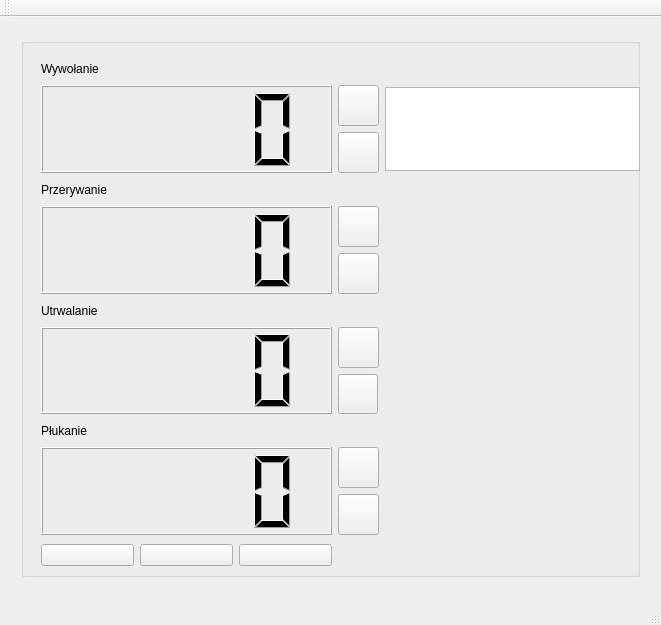
The window that WywFilm/mainwindow.ui (gorecrob/wywfilm) describes before a commit, drawn with Qt 5.
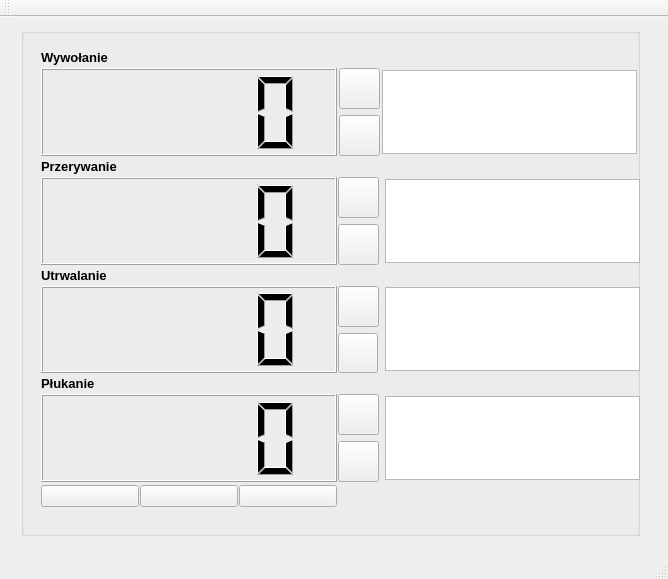
The same window after the commit. Icons and pictures are not drawn.

The edit to the form file:
```diff
--- a/WywFilm/mainwindow.ui
+++ b/WywFilm/mainwindow.ui
@@ -9,39 +9,69 @@
    <rect>
     <x>0</x>
     <y>0</y>
-    <width>661</width>
-    <height>625</height>
+    <width>668</width>
+    <height>579</height>
    </rect>
   </property>
   <property name="windowTitle">
    <string>Wywoływanie filmów - WyFilm</string>
   </property>
+  <property name="layoutDirection">
+   <enum>Qt::LeftToRight</enum>
+  </property>
   <widget class="QWidget" name="centralWidget">
    <widget class="QWidget" name="gridLayoutWidget">
     <property name="geometry">
      <rect>
       <x>10</x>
-      <y>10</y>
+      <y>0</y>
       <width>641</width>
-      <height>561</height>
+      <height>521</height>
      </rect>
     </property>
     <layout class="QGridLayout" name="gridLayout">
+     <property name="spacing">
+      <number>1</number>
+     </property>
      <item row="0" column="0">
       <widget class="QGroupBox" name="groupBox">
+       <property name="sizePolicy">
+        <sizepolicy hsizetype="Minimum" vsizetype="Minimum">
+         <horstretch>0</horstretch>
+         <verstretch>0</verstretch>
+        </sizepolicy>
+       </property>
+       <property name="minimumSize">
+        <size>
+         <width>0</width>
+         <height>508</height>
+        </size>
+       </property>
+       <property name="maximumSize">
+        <size>
+         <width>16777215</width>
+         <height>508</height>
+        </size>
+       </property>
        <property name="title">
         <string/>
        </property>
+       <property name="alignment">
+        <set>Qt::AlignJustify|Qt::AlignTop</set>
+       </property>
        <widget class="QWidget" name="gridLayoutWidget_2">
         <property name="geometry">
          <rect>
           <x>9</x>
           <y>9</y>
           <width>621</width>
-          <height>541</height>
+          <height>491</height>
          </rect>
         </property>
         <layout class="QGridLayout" name="gridLayout_2">
+         <property name="spacing">
+          <number>1</number>
+         </property>
          <item row="2" column="0">
           <widget class="QLCDNumber" name="lcdNumber_wywolanie"/>
          </item>
@@ -65,8 +95,18 @@
              <height>15</height>
             </size>
            </property>
+           <property name="frameShadow">
+            <enum>QFrame::Sunken</enum>
+           </property>
            <property name="text">
-            <string>Wywołanie</string>
+            <string>&lt;!DOCTYPE HTML PUBLIC &quot;-//W3C//DTD HTML 4.0//EN&quot; &quot;http://www.w3.org/TR/REC-html40/strict.dtd&quot;&gt;
+&lt;html&gt;&lt;head&gt;&lt;meta name=&quot;qrichtext&quot; content=&quot;1&quot; /&gt;&lt;style type=&quot;text/css&quot;&gt;
+p, li { white-space: pre-wrap; }
+&lt;/style&gt;&lt;/head&gt;&lt;body style=&quot; font-family:'MS Shell Dlg 2'; font-size:8.25pt; font-weight:400; font-style:normal;&quot;&gt;
+&lt;p style=&quot; margin-top:0px; margin-bottom:0px; margin-left:0px; margin-right:0px; -qt-block-indent:0; text-indent:0px;&quot;&gt;&lt;span style=&quot; font-size:10pt; font-weight:600;&quot;&gt;Wywołanie&lt;/span&gt;&lt;/p&gt;&lt;/body&gt;&lt;/html&gt;</string>
+           </property>
+           <property name="scaledContents">
+            <bool>false</bool>
            </property>
           </widget>
          </item>
@@ -91,7 +131,11 @@
             </size>
            </property>
            <property name="text">
-            <string>Przerywanie</string>
+            <string>&lt;!DOCTYPE HTML PUBLIC &quot;-//W3C//DTD HTML 4.0//EN&quot; &quot;http://www.w3.org/TR/REC-html40/strict.dtd&quot;&gt;
+&lt;html&gt;&lt;head&gt;&lt;meta name=&quot;qrichtext&quot; content=&quot;1&quot; /&gt;&lt;style type=&quot;text/css&quot;&gt;
+p, li { white-space: pre-wrap; }
+&lt;/style&gt;&lt;/head&gt;&lt;body style=&quot; font-family:'MS Shell Dlg 2'; font-size:8.25pt; font-weight:400; font-style:normal;&quot;&gt;
+&lt;p style=&quot; margin-top:0px; margin-bottom:0px; margin-left:0px; margin-right:0px; -qt-block-indent:0; text-indent:0px;&quot;&gt;&lt;span style=&quot; font-size:10pt; font-weight:600;&quot;&gt;Przerywanie&lt;/span&gt;&lt;/p&gt;&lt;/body&gt;&lt;/html&gt;</string>
            </property>
           </widget>
          </item>
@@ -119,7 +163,11 @@
             </size>
            </property>
            <property name="text">
-            <string>Utrwalanie</string>
+            <string>&lt;!DOCTYPE HTML PUBLIC &quot;-//W3C//DTD HTML 4.0//EN&quot; &quot;http://www.w3.org/TR/REC-html40/strict.dtd&quot;&gt;
+&lt;html&gt;&lt;head&gt;&lt;meta name=&quot;qrichtext&quot; content=&quot;1&quot; /&gt;&lt;style type=&quot;text/css&quot;&gt;
+p, li { white-space: pre-wrap; }
+&lt;/style&gt;&lt;/head&gt;&lt;body style=&quot; font-family:'MS Shell Dlg 2'; font-size:8.25pt; font-weight:400; font-style:normal;&quot;&gt;
+&lt;p style=&quot; margin-top:0px; margin-bottom:0px; margin-left:0px; margin-right:0px; -qt-block-indent:0; text-indent:0px;&quot;&gt;&lt;span style=&quot; font-size:10pt; font-weight:600;&quot;&gt;Utrwalanie&lt;/span&gt;&lt;/p&gt;&lt;/body&gt;&lt;/html&gt;</string>
            </property>
           </widget>
          </item>
@@ -147,201 +195,22 @@
             </size>
            </property>
            <property name="text">
-            <string>Płukanie</string>
+            <string>&lt;!DOCTYPE HTML PUBLIC &quot;-//W3C//DTD HTML 4.0//EN&quot; &quot;http://www.w3.org/TR/REC-html40/strict.dtd&quot;&gt;
+&lt;html&gt;&lt;head&gt;&lt;meta name=&quot;qrichtext&quot; content=&quot;1&quot; /&gt;&lt;style type=&quot;text/css&quot;&gt;
+p, li { white-space: pre-wrap; }
+&lt;/style&gt;&lt;/head&gt;&lt;body style=&quot; font-family:'MS Shell Dlg 2'; font-size:8.25pt; font-weight:400; font-style:normal;&quot;&gt;
+&lt;p style=&quot; margin-top:0px; margin-bottom:0px; margin-left:0px; margin-right:0px; -qt-block-indent:0; text-indent:0px;&quot;&gt;&lt;span style=&quot; font-size:10pt; font-weight:600;&quot;&gt;Płukanie&lt;/span&gt;&lt;/p&gt;&lt;/body&gt;&lt;/html&gt;</string>
            </property>
           </widget>
          </item>
          <item row="8" column="0">
           <widget class="QLCDNumber" name="lcdNumber_plukanie"/>
          </item>
-         <item row="4" column="1">
-          <layout class="QVBoxLayout" name="verticalLayout_2">
-           <item>
-            <widget class="QPushButton" name="pushButtonPrzerUp">
-             <property name="minimumSize">
-              <size>
-               <width>41</width>
-               <height>41</height>
-              </size>
-             </property>
-             <property name="maximumSize">
-              <size>
-               <width>41</width>
-               <height>41</height>
-              </size>
-             </property>
-             <property name="text">
-              <string/>
-             </property>
-             <property name="icon">
-              <iconset>
-               <normaloff>../images/upArrow.png</normaloff>../images/upArrow.png</iconset>
-             </property>
-             <property name="iconSize">
-              <size>
-               <width>35</width>
-               <height>35</height>
-              </size>
-             </property>
-            </widget>
-           </item>
-           <item>
-            <widget class="QPushButton" name="pushButtonPrzerDown">
-             <property name="minimumSize">
-              <size>
-               <width>41</width>
-               <height>41</height>
-              </size>
-             </property>
-             <property name="maximumSize">
-              <size>
-               <width>41</width>
-               <height>41</height>
-              </size>
-             </property>
-             <property name="text">
-              <string/>
-             </property>
-             <property name="icon">
-              <iconset>
-               <normaloff>../images/downArrow.png</normaloff>../images/downArrow.png</iconset>
-             </property>
-             <property name="iconSize">
-              <size>
-               <width>35</width>
-               <height>35</height>
-              </size>
-             </property>
-            </widget>
-           </item>
-          </layout>
-         </item>
-         <item row="6" column="1">
-          <layout class="QVBoxLayout" name="verticalLayout_3">
-           <item>
-            <widget class="QPushButton" name="pushButtonUtrwUp">
-             <property name="minimumSize">
-              <size>
-               <width>41</width>
-               <height>41</height>
-              </size>
-             </property>
-             <property name="maximumSize">
-              <size>
-               <width>41</width>
-               <height>41</height>
-              </size>
-             </property>
-             <property name="text">
-              <string/>
-             </property>
-             <property name="icon">
-              <iconset>
-               <normaloff>../images/upArrow.png</normaloff>../images/upArrow.png</iconset>
-             </property>
-             <property name="iconSize">
-              <size>
-               <width>35</width>
-               <height>35</height>
-              </size>
-             </property>
-            </widget>
-           </item>
-           <item>
-            <widget class="QPushButton" name="pushButtonUtrwDown">
-             <property name="minimumSize">
-              <size>
-               <width>40</width>
-               <height>40</height>
-              </size>
-             </property>
-             <property name="maximumSize">
-              <size>
-               <width>40</width>
-               <height>40</height>
-              </size>
-             </property>
-             <property name="text">
-              <string/>
-             </property>
-             <property name="icon">
-              <iconset>
-               <normaloff>../images/downArrow.png</normaloff>../images/downArrow.png</iconset>
-             </property>
-             <property name="iconSize">
-              <size>
-               <width>40</width>
-               <height>40</height>
-              </size>
-             </property>
-            </widget>
-           </item>
-          </layout>
-         </item>
-         <item row="8" column="1">
-          <layout class="QVBoxLayout" name="verticalLayout_4">
-           <item>
-            <widget class="QPushButton" name="pushButtonPlukUp">
-             <property name="minimumSize">
-              <size>
-               <width>41</width>
-               <height>41</height>
-              </size>
-             </property>
-             <property name="maximumSize">
-              <size>
-               <width>41</width>
-               <height>41</height>
-              </size>
-             </property>
-             <property name="text">
-              <string/>
-             </property>
-             <property name="icon">
-              <iconset>
-               <normaloff>../images/upArrow.png</normaloff>../images/upArrow.png</iconset>
-             </property>
-             <property name="iconSize">
-              <size>
-               <width>35</width>
-               <height>35</height>
-              </size>
-             </property>
-            </widget>
-           </item>
-           <item>
-            <widget class="QPushButton" name="pushButtonPlukDown">
-             <property name="minimumSize">
-              <size>
-               <width>41</width>
-               <height>41</height>
-              </size>
-             </property>
-             <property name="maximumSize">
-              <size>
-               <width>41</width>
-               <height>41</height>
-              </size>
-             </property>
-             <property name="text">
-              <string/>
-             </property>
-             <property name="icon">
-              <iconset>
-               <normaloff>../images/downArrow.png</normaloff>../images/downArrow.png</iconset>
-             </property>
-             <property name="iconSize">
-              <size>
-               <width>35</width>
-               <height>35</height>
-              </size>
-             </property>
-            </widget>
-           </item>
-          </layout>
-         </item>
          <item row="2" column="1">
           <layout class="QGridLayout" name="gridLayout_3">
+           <property name="spacing">
+            <number>1</number>
+           </property>
            <item row="0" column="0">
             <layout class="QVBoxLayout" name="verticalLayout">
              <item>
@@ -430,6 +299,12 @@
          </item>
          <item row="9" column="0">
           <layout class="QHBoxLayout" name="horizontalLayout">
+           <property name="spacing">
+            <number>1</number>
+           </property>
+           <property name="sizeConstraint">
+            <enum>QLayout::SetMinimumSize</enum>
+           </property>
            <item>
             <widget class="QPushButton" name="startButton">
              <property name="text">
@@ -486,6 +361,270 @@
            </item>
           </layout>
          </item>
+         <item row="4" column="1">
+          <layout class="QGridLayout" name="gridLayout_6">
+           <item row="0" column="1">
+            <widget class="QTextBrowser" name="textBrowser_2">
+             <property name="sizePolicy">
+              <sizepolicy hsizetype="Minimum" vsizetype="Minimum">
+               <horstretch>0</horstretch>
+               <verstretch>0</verstretch>
+              </sizepolicy>
+             </property>
+             <property name="minimumSize">
+              <size>
+               <width>255</width>
+               <height>83</height>
+              </size>
+             </property>
+             <property name="maximumSize">
+              <size>
+               <width>255</width>
+               <height>84</height>
+              </size>
+             </property>
+            </widget>
+           </item>
+           <item row="0" column="0">
+            <layout class="QVBoxLayout" name="verticalLayout_2">
+             <item>
+              <widget class="QPushButton" name="pushButtonPrzerUp">
+               <property name="minimumSize">
+                <size>
+                 <width>41</width>
+                 <height>41</height>
+                </size>
+               </property>
+               <property name="maximumSize">
+                <size>
+                 <width>41</width>
+                 <height>41</height>
+                </size>
+               </property>
+               <property name="text">
+                <string/>
+               </property>
+               <property name="icon">
+                <iconset>
+                 <normaloff>../images/upArrow.png</normaloff>../images/upArrow.png</iconset>
+               </property>
+               <property name="iconSize">
+                <size>
+                 <width>35</width>
+                 <height>35</height>
+                </size>
+               </property>
+              </widget>
+             </item>
+             <item>
+              <widget class="QPushButton" name="pushButtonPrzerDown">
+               <property name="minimumSize">
+                <size>
+                 <width>41</width>
+                 <height>41</height>
+                </size>
+               </property>
+               <property name="maximumSize">
+                <size>
+                 <width>41</width>
+                 <height>41</height>
+                </size>
+               </property>
+               <property name="text">
+                <string/>
+               </property>
+               <property name="icon">
+                <iconset>
+                 <normaloff>../images/downArrow.png</normaloff>../images/downArrow.png</iconset>
+               </property>
+               <property name="iconSize">
+                <size>
+                 <width>35</width>
+                 <height>35</height>
+                </size>
+               </property>
+              </widget>
+             </item>
+            </layout>
+           </item>
+          </layout>
+         </item>
+         <item row="6" column="1">
+          <layout class="QGridLayout" name="gridLayout_7">
+           <item row="0" column="1">
+            <widget class="QTextBrowser" name="textBrowser_3">
+             <property name="sizePolicy">
+              <sizepolicy hsizetype="Minimum" vsizetype="Minimum">
+               <horstretch>0</horstretch>
+               <verstretch>0</verstretch>
+              </sizepolicy>
+             </property>
+             <property name="minimumSize">
+              <size>
+               <width>255</width>
+               <height>83</height>
+              </size>
+             </property>
+             <property name="maximumSize">
+              <size>
+               <width>255</width>
+               <height>84</height>
+              </size>
+             </property>
+            </widget>
+           </item>
+           <item row="0" column="0">
+            <layout class="QVBoxLayout" name="verticalLayout_3">
+             <item>
+              <widget class="QPushButton" name="pushButtonUtrwUp">
+               <property name="minimumSize">
+                <size>
+                 <width>41</width>
+                 <height>41</height>
+                </size>
+               </property>
+               <property name="maximumSize">
+                <size>
+                 <width>41</width>
+                 <height>41</height>
+                </size>
+               </property>
+               <property name="text">
+                <string/>
+               </property>
+               <property name="icon">
+                <iconset>
+                 <normaloff>../images/upArrow.png</normaloff>../images/upArrow.png</iconset>
+               </property>
+               <property name="iconSize">
+                <size>
+                 <width>35</width>
+                 <height>35</height>
+                </size>
+               </property>
+              </widget>
+             </item>
+             <item>
+              <widget class="QPushButton" name="pushButtonUtrwDown">
+               <property name="minimumSize">
+                <size>
+                 <width>40</width>
+                 <height>40</height>
+                </size>
+               </property>
+               <property name="maximumSize">
+                <size>
+                 <width>40</width>
+                 <height>40</height>
+                </size>
+               </property>
+               <property name="text">
+                <string/>
+               </property>
+               <property name="icon">
+                <iconset>
+                 <normaloff>../images/downArrow.png</normaloff>../images/downArrow.png</iconset>
+               </property>
+               <property name="iconSize">
+                <size>
+                 <width>40</width>
+                 <height>40</height>
+                </size>
+               </property>
+              </widget>
+             </item>
+            </layout>
+           </item>
+          </layout>
+         </item>
+         <item row="8" column="1">
+          <layout class="QGridLayout" name="gridLayout_8">
+           <item row="0" column="1">
+            <widget class="QTextBrowser" name="textBrowser_4">
+             <property name="sizePolicy">
+              <sizepolicy hsizetype="Minimum" vsizetype="Minimum">
+               <horstretch>0</horstretch>
+               <verstretch>0</verstretch>
+              </sizepolicy>
+             </property>
+             <property name="minimumSize">
+              <size>
+               <width>255</width>
+               <height>83</height>
+              </size>
+             </property>
+             <property name="maximumSize">
+              <size>
+               <width>255</width>
+               <height>84</height>
+              </size>
+             </property>
+            </widget>
+           </item>
+           <item row="0" column="0">
+            <layout class="QVBoxLayout" name="verticalLayout_4">
+             <item>
+              <widget class="QPushButton" name="pushButtonPlukUp">
+               <property name="minimumSize">
+                <size>
+                 <width>41</width>
+                 <height>41</height>
+                </size>
+               </property>
+               <property name="maximumSize">
+                <size>
+                 <width>41</width>
+                 <height>41</height>
+                </size>
+               </property>
+               <property name="text">
+                <string/>
+               </property>
+               <property name="icon">
+                <iconset>
+                 <normaloff>../images/upArrow.png</normaloff>../images/upArrow.png</iconset>
+               </property>
+               <property name="iconSize">
+                <size>
+                 <width>35</width>
+                 <height>35</height>
+                </size>
+               </property>
+              </widget>
+             </item>
+             <item>
+              <widget class="QPushButton" name="pushButtonPlukDown">
+               <property name="minimumSize">
+                <size>
+                 <width>41</width>
+                 <height>41</height>
+                </size>
+               </property>
+               <property name="maximumSize">
+                <size>
+                 <width>41</width>
+                 <height>41</height>
+                </size>
+               </property>
+               <property name="text">
+                <string/>
+               </property>
+               <property name="icon">
+                <iconset>
+                 <normaloff>../images/downArrow.png</normaloff>../images/downArrow.png</iconset>
+               </property>
+               <property name="iconSize">
+                <size>
+                 <width>35</width>
+                 <height>35</height>
+                </size>
+               </property>
+              </widget>
+             </item>
+            </layout>
+           </item>
+          </layout>
+         </item>
         </layout>
        </widget>
       </widget>
```
Left out of the diff: 2 changed lines with no effect on the pictures.
